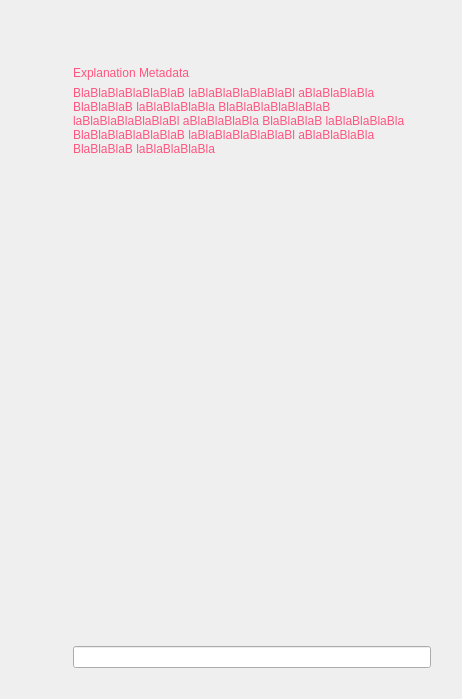
This is helga/maya/import_export/asset_manager/media/asset_manager.ui in timmwagener/helga as Qt 5 draws it before an edit. The edited form follows.
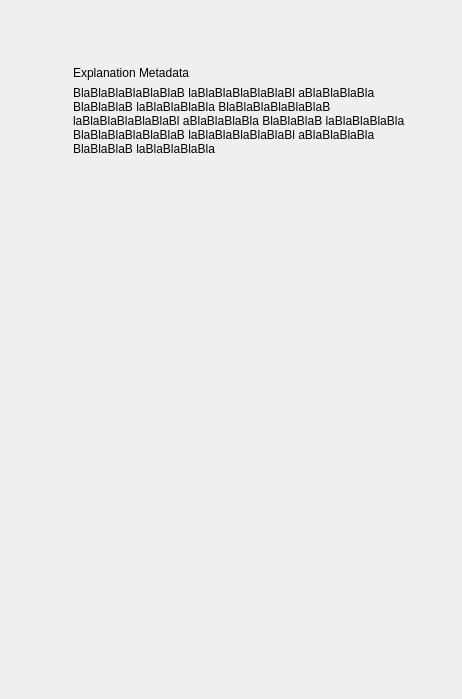
This is the edited form.

Commit message: Maya: 1. Styling of AssetManager in progress. Added asset_manager_globals.py and asset_manager_stylesheet_widget.py.

Patch:
```diff
--- a/helga/maya/import_export/asset_manager/media/asset_manager.ui
+++ b/helga/maya/import_export/asset_manager/media/asset_manager.ui
@@ -66,12 +66,8 @@
         </property>
         <layout class="QGridLayout" name="lyt_stacked_widget_container">
          <item row="2" column="1">
-          <widget class="QWidget" name="wdgt_log" native="true">
-           <layout class="QVBoxLayout" name="verticalLayout_3">
-            <item>
-             <widget class="QLineEdit" name="le_status"/>
-            </item>
-           </layout>
+          <widget class="QWidget" name="wdgt_status" native="true">
+           <layout class="QVBoxLayout" name="lyt_status"/>
           </widget>
          </item>
          <item row="2" column="0">
@@ -124,8 +120,7 @@
                </sizepolicy>
               </property>
               <property name="styleSheet">
-               <string notr="true">font: 75 20pt &quot;MS Shell Dlg 2&quot;;
-color: rgb(255, 85, 127);</string>
+               <string notr="true"/>
               </property>
               <property name="lineWidth">
                <number>0</number>
@@ -153,8 +148,7 @@
                </sizepolicy>
               </property>
               <property name="styleSheet">
-               <string notr="true">font: 75 10pt &quot;MS Shell Dlg 2&quot;;
-color: rgb(255, 85, 127);</string>
+               <string notr="true"/>
               </property>
               <property name="lineWidth">
                <number>0</number>
```
Left out of the diff: 8 changed lines with no effect on the pictures. The commit also changes 19 other files.
